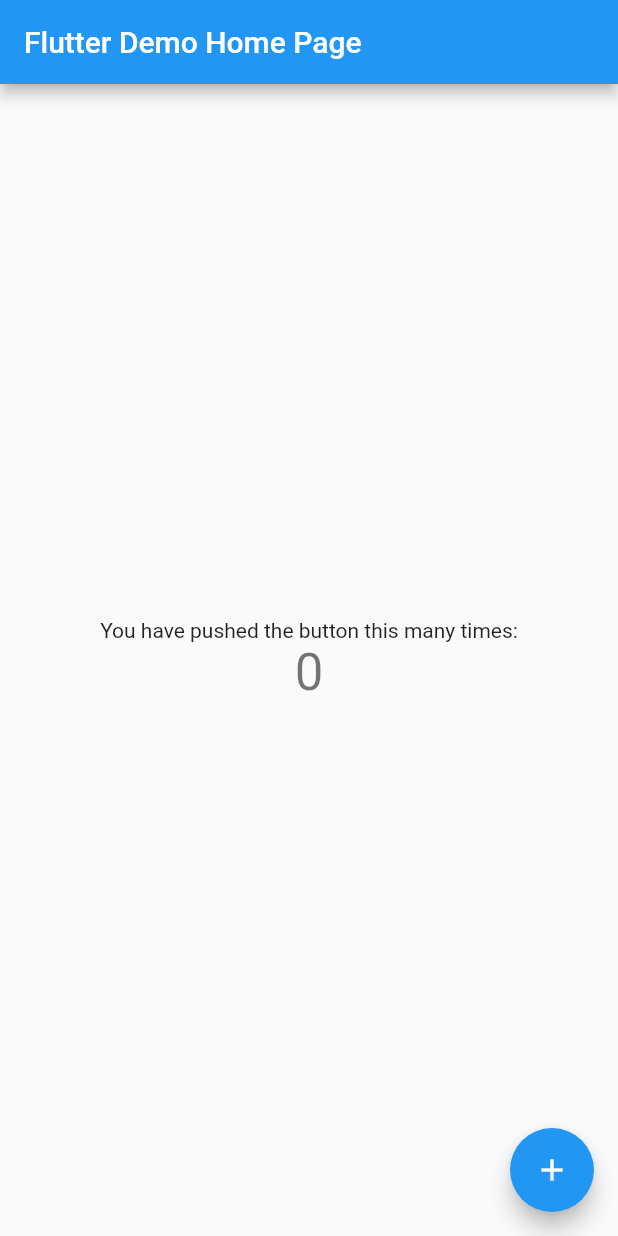
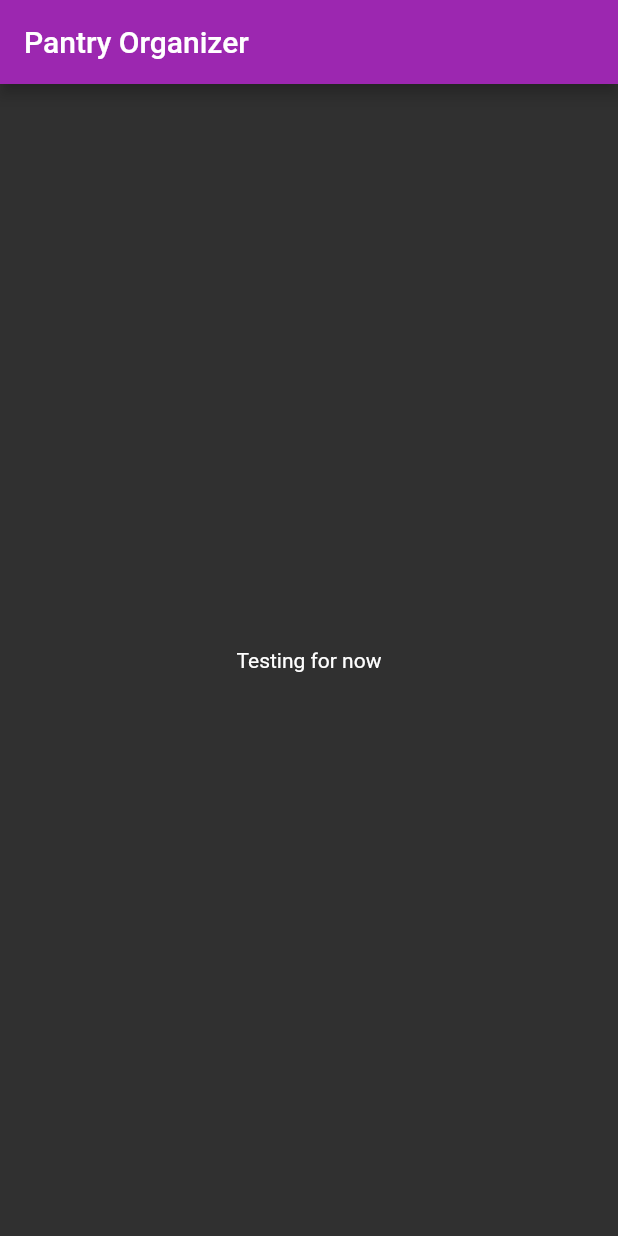
Before and after one commit to Masterman64/SoftwareEngineeringGroupProject, a Flutter app: the screen it shows after launch, on a phone screen of 412 x 824 dp. Run offline on Flutter 3.47's test engine with Material 2 defaults, Android fonts, the phone set to English and light mode, and no system bars.

Commit message:
modify main.dart

```diff
--- a/pantry_organizer/lib/main.dart
+++ b/pantry_organizer/lib/main.dart
@@ -1,115 +1,20 @@
+// ignore_for_file: prefer_const_constructors
 import 'package:flutter/material.dart';
 
-void main() {
-  runApp(const MyApp());
-}
+void main() => runApp(MainApp());
 
-class MyApp extends StatelessWidget {
-  const MyApp({super.key});
-
-  // This widget is the root of your application.
+class MainApp extends StatelessWidget{
   @override
-  Widget build(BuildContext context) {
+  Widget build(BuildContext context){
     return MaterialApp(
-      title: 'Flutter Demo',
-      theme: ThemeData(
-        // This is the theme of your application.
-        //
-        // Try running your application with "flutter run". You'll see the
-        // application has a blue toolbar. Then, without quitting the app, try
-        // changing the primarySwatch below to Colors.green and then invoke
-        // "hot reload" (press "r" in the console where you ran "flutter run",
-        // or simply save your changes to "hot reload" in a Flutter IDE).
-        // Notice that the counter didn't reset back to zero; the application
-        // is not restarted.
-        primarySwatch: Colors.blue,
+      theme: ThemeData.dark().copyWith(
+        colorScheme: ColorScheme.light().copyWith(primary: Colors.purple), // easily the best line of code out of this whole damn thing 😎
       ),
-      home: const MyHomePage(title: 'Flutter Demo Home Page'),
-    );
+      home: Scaffold(
+        appBar: AppBar(title: Text('Pantry Organizer')),
+        body: Center(
+          child: Text('Testing for now')
+        )
+      ));
   }
 }
-
-class MyHomePage extends StatefulWidget {
-  const MyHomePage({super.key, required this.title});
-
-  // This widget is the home page of your application. It is stateful, meaning
-  // that it has a State object (defined below) that contains fields that affect
-  // how it looks.
-
-  // This class is the configuration for the state. It holds the values (in this
-  // case the title) provided by the parent (in this case the App widget) and
-  // used by the build method of the State. Fields in a Widget subclass are
-  // always marked "final".
-
-  final String title;
-
-  @override
-  State<MyHomePage> createState() => _MyHomePageState();
-}
-
-class _MyHomePageState extends State<MyHomePage> {
-  int _counter = 0;
-
-  void _incrementCounter() {
-    setState(() {
-      // This call to setState tells the Flutter framework that something has
-      // changed in this State, which causes it to rerun the build method below
-      // so that the display can reflect the updated values. If we changed
-      // _counter without calling setState(), then the build method would not be
-      // called again, and so nothing would appear to happen.
-      _counter++;
-    });
-  }
-
-  @override
-  Widget build(BuildContext context) {
-    // This method is rerun every time setState is called, for instance as done
-    // by the _incrementCounter method above.
-    //
-    // The Flutter framework has been optimized to make rerunning build methods
-    // fast, so that you can just rebuild anything that needs updating rather
-    // than having to individually change instances of widgets.
-    return Scaffold(
-      appBar: AppBar(
-        // Here we take the value from the MyHomePage object that was created by
-        // the App.build method, and use it to set our appbar title.
-        title: Text(widget.title),
-      ),
-      body: Center(
-        // Center is a layout widget. It takes a single child and positions it
-        // in the middle of the parent.
-        child: Column(
-          // Column is also a layout widget. It takes a list of children and
-          // arranges them vertically. By default, it sizes itself to fit its
-          // children horizontally, and tries to be as tall as its parent.
-          //
-          // Invoke "debug painting" (press "p" in the console, choose the
-          // "Toggle Debug Paint" action from the Flutter Inspector in Android
-          // Studio, or the "Toggle Debug Paint" command in Visual Studio Code)
-          // to see the wireframe for each widget.
-          //
-          // Column has various properties to control how it sizes itself and
-          // how it positions its children. Here we use mainAxisAlignment to
-          // center the children vertically; the main axis here is the vertical
-          // axis because Columns are vertical (the cross axis would be
-          // horizontal).
-          mainAxisAlignment: MainAxisAlignment.center,
-          children: <Widget>[
-            const Text(
-              'You have pushed the button this many times:',
-            ),
-            Text(
-              '$_counter',
-              style: Theme.of(context).textTheme.headline4,
-            ),
-          ],
-        ),
-      ),
-      floatingActionButton: FloatingActionButton(
-        onPressed: _incrementCounter,
-        tooltip: 'Increment',
-        child: const Icon(Icons.add),
-      ), // This trailing comma makes auto-formatting nicer for build methods.
-    );
-  }
-}
```
